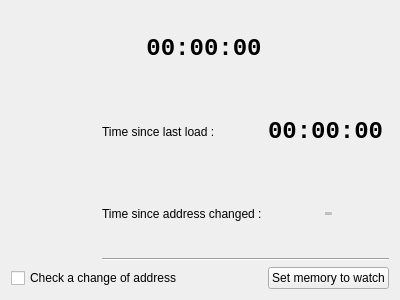
Qt form trainingtimer.ui (Skarsnik/Savestate2snes) before a commit.
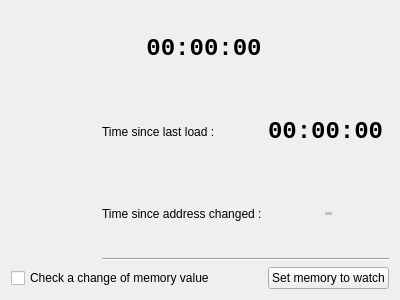
The same form after that commit.

The edit to the form file:
```diff
--- a/trainingtimer.ui
+++ b/trainingtimer.ui
@@ -117,7 +117,7 @@
      <item row="4" column="0" colspan="3">
       <widget class="QCheckBox" name="memoryCheckcheckBox">
        <property name="text">
-        <string>Check a change of address</string>
+        <string>Check a change of memory value</string>
        </property>
       </widget>
      </item>
```
